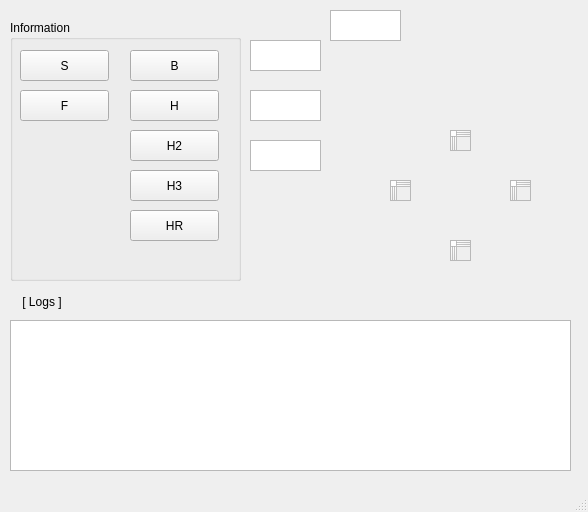
Above: 0_BB/interface.ui from naikiki87/python before the change. Below: the same form after it.
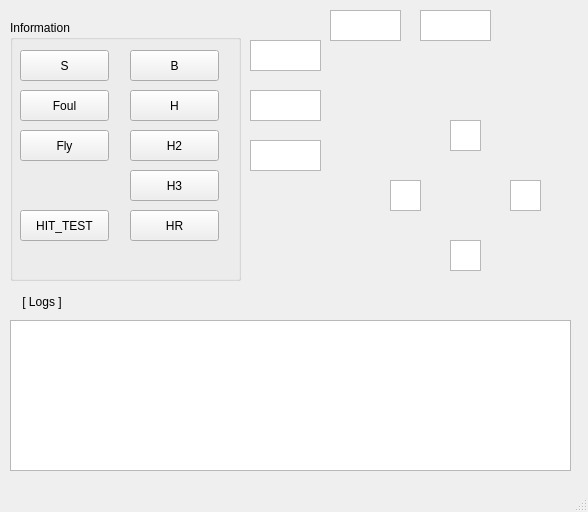
That is the form after the change.

The edit to the form file:
```diff
--- a/0_BB/interface.ui
+++ b/0_BB/interface.ui
@@ -140,7 +140,7 @@
       </rect>
      </property>
      <property name="text">
-      <string>F</string>
+      <string>Foul</string>
      </property>
     </widget>
     <widget class="QPushButton" name="btn_TEST_4">
@@ -195,6 +195,32 @@
       <string>HR</string>
      </property>
     </widget>
+    <widget class="QPushButton" name="btn_Fly">
+     <property name="geometry">
+      <rect>
+       <x>10</x>
+       <y>110</y>
+       <width>89</width>
+       <height>31</height>
+      </rect>
+     </property>
+     <property name="text">
+      <string>Fly</string>
+     </property>
+    </widget>
+    <widget class="QPushButton" name="btn_HIT_TEST">
+     <property name="geometry">
+      <rect>
+       <x>10</x>
+       <y>190</y>
+       <width>89</width>
+       <height>31</height>
+      </rect>
+     </property>
+     <property name="text">
+      <string>HIT_TEST</string>
+     </property>
+    </widget>
    </widget>
    <widget class="QLineEdit" name="wid_refresh_order">
     <property name="enabled">
@@ -274,9 +300,9 @@
     <property name="geometry">
      <rect>
       <x>450</x>
-      <y>130</y>
-      <width>21</width>
-      <height>21</height>
+      <y>120</y>
+      <width>31</width>
+      <height>31</height>
      </rect>
     </property>
    </widget>
@@ -288,8 +314,8 @@
      <rect>
       <x>390</x>
       <y>180</y>
-      <width>21</width>
-      <height>21</height>
+      <width>31</width>
+      <height>31</height>
      </rect>
     </property>
    </widget>
@@ -301,8 +327,8 @@
      <rect>
       <x>450</x>
       <y>240</y>
-      <width>21</width>
-      <height>21</height>
+      <width>31</width>
+      <height>31</height>
      </rect>
     </property>
    </widget>
@@ -314,8 +340,21 @@
      <rect>
       <x>510</x>
       <y>180</y>
-      <width>21</width>
-      <height>21</height>
+      <width>31</width>
+      <height>31</height>
+     </rect>
+    </property>
+   </widget>
+   <widget class="QTextEdit" name="show_score">
+    <property name="enabled">
+     <bool>true</bool>
+    </property>
+    <property name="geometry">
+     <rect>
+      <x>420</x>
+      <y>10</y>
+      <width>71</width>
+      <height>31</height>
      </rect>
     </property>
    </widget>
```
Left out of the diff: 8 changed lines with no effect on the pictures.
